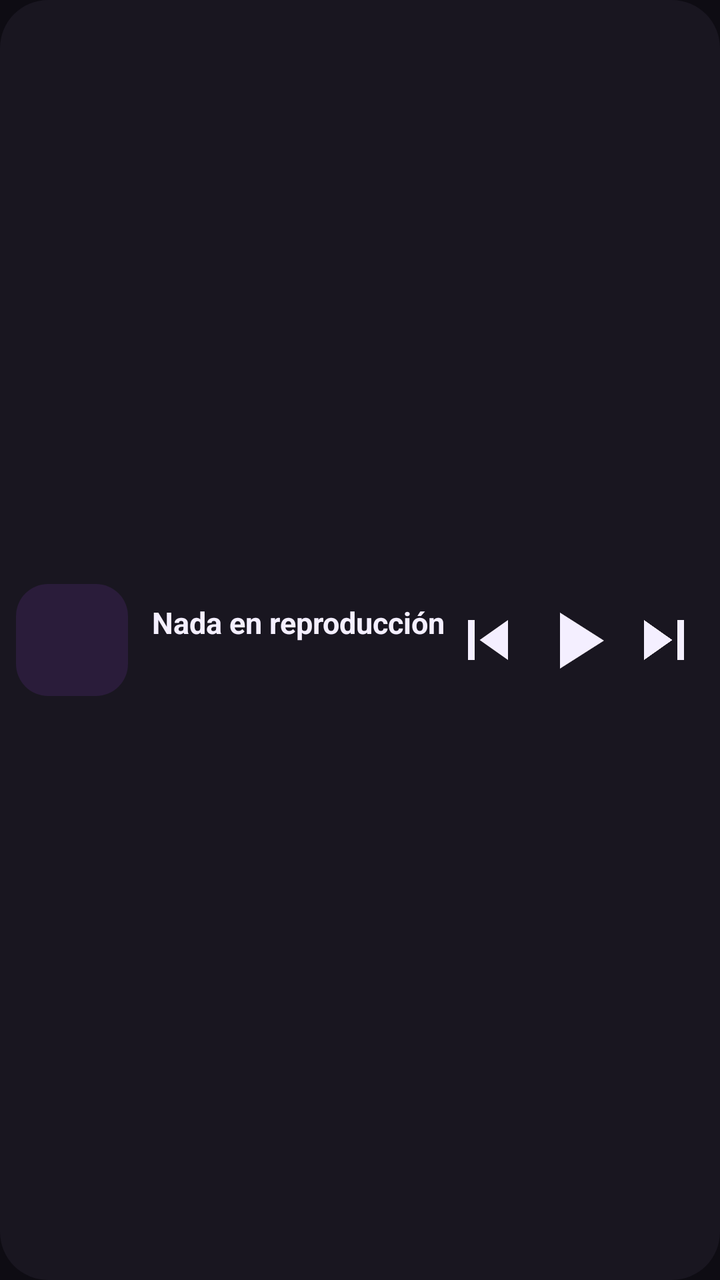
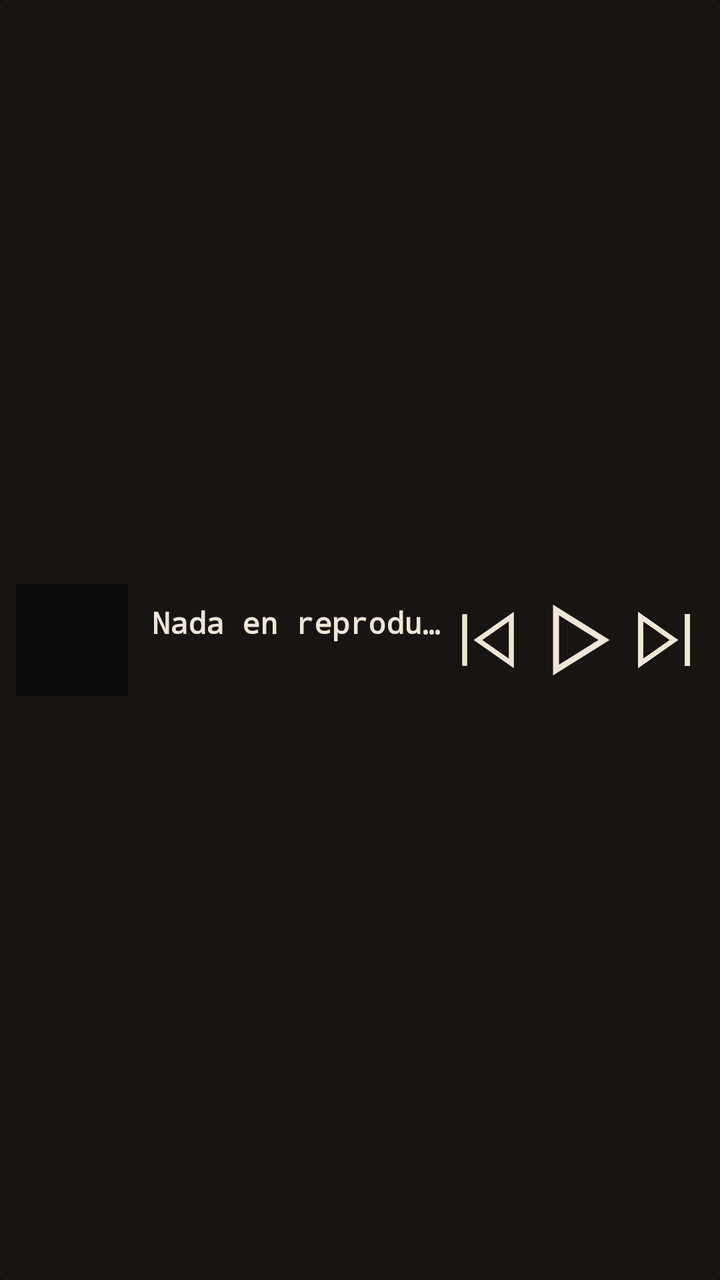

Compare the two renders of this Android layout. The source of the first and the diff that turns it into the second are given below.
<!-- AndroidManifest.xml: application theme Theme.Player -->
<!-- res/layout/widget_now_playing.xml -->
<?xml version="1.0" encoding="utf-8"?>
<LinearLayout xmlns:android="http://schemas.android.com/apk/res/android"
    android:id="@+id/widget_root"
    android:layout_width="match_parent"
    android:layout_height="match_parent"
    android:background="@drawable/widget_background"
    android:gravity="center_vertical"
    android:orientation="horizontal"
    android:padding="8dp">

    <ImageView
        android:id="@+id/widget_art"
        android:layout_width="56dp"
        android:layout_height="56dp"
        android:background="@drawable/widget_art_placeholder"
        android:contentDescription="@null"
        android:scaleType="centerCrop" />

    <LinearLayout
        android:layout_width="0dp"
        android:layout_height="wrap_content"
        android:layout_marginStart="12dp"
        android:layout_weight="1"
        android:orientation="vertical">

        <TextView
            android:id="@+id/widget_title"
            android:layout_width="match_parent"
            android:layout_height="wrap_content"
            android:ellipsize="end"
            android:maxLines="1"
            android:text="@string/widget_idle"
            android:textColor="@color/widget_text"
            android:textSize="15sp"
            android:textStyle="bold" />

        <TextView
            android:id="@+id/widget_artist"
            android:layout_width="match_parent"
            android:layout_height="wrap_content"
            android:ellipsize="end"
            android:maxLines="1"
            android:textColor="@color/widget_text_secondary"
            android:textSize="13sp" />
    </LinearLayout>

    <ImageButton
        android:id="@+id/widget_previous"
        android:layout_width="40dp"
        android:layout_height="40dp"
        android:background="@android:color/transparent"
        android:contentDescription="@string/previous"
        android:src="@drawable/ic_widget_previous" />

    <ImageButton
        android:id="@+id/widget_play_pause"
        android:layout_width="48dp"
        android:layout_height="48dp"
        android:background="@android:color/transparent"
        android:contentDescription="@string/play"
        android:src="@drawable/ic_widget_play" />

    <ImageButton
        android:id="@+id/widget_next"
        android:layout_width="40dp"
        android:layout_height="40dp"
        android:background="@android:color/transparent"
        android:contentDescription="@string/next"
        android:src="@drawable/ic_widget_next" />
</LinearLayout>
<!-- resources referenced by this layout -->
<resources>
  <color name="widget_text">#FFF4EFFF</color>
  <color name="widget_text_secondary">#FFC9C2DC</color>
  <!-- drawable ic_widget_next (drawable) -->
  <vector xmlns:android="http://schemas.android.com/apk/res/android"
      android:width="24dp"
      android:height="24dp"
      android:viewportWidth="24"
      android:viewportHeight="24">
      <path
          android:fillColor="@color/widget_text"
          android:pathData="M6,18l8.5,-6L6,6v12zM16,6v12h2V6h-2z" />
  </vector>
  <!-- drawable ic_widget_play (drawable) -->
  <vector xmlns:android="http://schemas.android.com/apk/res/android"
      android:width="24dp"
      android:height="24dp"
      android:viewportWidth="24"
      android:viewportHeight="24">
      <path
          android:fillColor="@color/widget_text"
          android:pathData="M8,5.14v14l11,-7z" />
  </vector>
  <!-- drawable ic_widget_previous (drawable) -->
  <vector xmlns:android="http://schemas.android.com/apk/res/android"
      android:width="24dp"
      android:height="24dp"
      android:viewportWidth="24"
      android:viewportHeight="24">
      <path
          android:fillColor="@color/widget_text"
          android:pathData="M6,6h2v12H6zM9.5,12l8.5,6V6z" />
  </vector>
  <!-- drawable widget_art_placeholder (drawable) -->
  <?xml version="1.0" encoding="utf-8"?>
  <shape xmlns:android="http://schemas.android.com/apk/res/android">
      <solid android:color="@color/ic_launcher_background" />
      <corners android:radius="16dp" />
  </shape>
  <!-- drawable widget_background (drawable) -->
  <?xml version="1.0" encoding="utf-8"?>
  <shape xmlns:android="http://schemas.android.com/apk/res/android">
      <solid android:color="@color/widget_background" />
      <corners android:radius="24dp" />
  </shape>
  <string name="next">Siguiente</string>
  <string name="play">Reproducir</string>
  <string name="previous">Anterior</string>
  <string name="widget_idle">Nada en reproducción</string>
  <style name="Theme.Player" parent="android:Theme.Material.NoActionBar">
          <item name="android:windowBackground">@color/window_background</item>
      </style>
  <color name="ic_launcher_background">#FF2A1C3A</color>
  <color name="widget_background">#F21A1721</color>
  <color name="window_background">#FF0E0C13</color>
</resources>

<!-- the commit's change to res/layout/widget_now_playing.xml (unified diff, before → after) -->
@@ -32,7 +32,8 @@
             android:text="@string/widget_idle"
             android:textColor="@color/widget_text"
             android:textSize="15sp"
-            android:textStyle="bold" />
+            android:textStyle="bold"
+            android:fontFamily="monospace" />
 
         <TextView
             android:id="@+id/widget_artist"
@@ -41,7 +42,8 @@
             android:ellipsize="end"
             android:maxLines="1"
             android:textColor="@color/widget_text_secondary"
-            android:textSize="13sp" />
+            android:textSize="13sp"
+            android:fontFamily="monospace" />
     </LinearLayout>
 
     <ImageButton
<!-- resource entries referenced after the edit -->
@@ -1,7 +1,7 @@
 <!-- resources referenced by this layout -->
 <resources>
-  <color name="widget_text">#FFF4EFFF</color>
-  <color name="widget_text_secondary">#FFC9C2DC</color>
+  <color name="widget_text">#FFEFE6D6</color>
+  <color name="widget_text_secondary">#FFA2978A</color>
   <!-- drawable ic_widget_next (drawable) -->
   <vector xmlns:android="http://schemas.android.com/apk/res/android"
       android:width="24dp"
@@ -9,8 +9,11 @@
       android:viewportWidth="24"
       android:viewportHeight="24">
       <path
-          android:fillColor="@color/widget_text"
-          android:pathData="M6,18l8.5,-6L6,6v12zM16,6v12h2V6h-2z" />
+          android:pathData="M5,5v14l10,-7zM19,5v14"
+          android:strokeColor="@color/widget_text"
+          android:strokeLineCap="square"
+          android:strokeLineJoin="miter"
+          android:strokeWidth="1.5" />
   </vector>
   <!-- drawable ic_widget_play (drawable) -->
   <vector xmlns:android="http://schemas.android.com/apk/res/android"
@@ -19,8 +22,11 @@
       android:viewportWidth="24"
       android:viewportHeight="24">
       <path
-          android:fillColor="@color/widget_text"
-          android:pathData="M8,5.14v14l11,-7z" />
+          android:pathData="M7,4.5v15l12,-7.5z"
+          android:strokeColor="@color/widget_text"
+          android:strokeLineCap="square"
+          android:strokeLineJoin="miter"
+          android:strokeWidth="1.5" />
   </vector>
   <!-- drawable ic_widget_previous (drawable) -->
   <vector xmlns:android="http://schemas.android.com/apk/res/android"
@@ -29,20 +35,23 @@
       android:viewportWidth="24"
       android:viewportHeight="24">
       <path
-          android:fillColor="@color/widget_text"
-          android:pathData="M6,6h2v12H6zM9.5,12l8.5,6V6z" />
+          android:pathData="M19,5v14L9,12zM5,5v14"
+          android:strokeColor="@color/widget_text"
+          android:strokeLineCap="square"
+          android:strokeLineJoin="miter"
+          android:strokeWidth="1.5" />
   </vector>
   <!-- drawable widget_art_placeholder (drawable) -->
   <?xml version="1.0" encoding="utf-8"?>
   <shape xmlns:android="http://schemas.android.com/apk/res/android">
       <solid android:color="@color/ic_launcher_background" />
-      <corners android:radius="16dp" />
+      <corners android:radius="0dp" />
   </shape>
   <!-- drawable widget_background (drawable) -->
   <?xml version="1.0" encoding="utf-8"?>
   <shape xmlns:android="http://schemas.android.com/apk/res/android">
       <solid android:color="@color/widget_background" />
-      <corners android:radius="24dp" />
+      <corners android:radius="2dp" />
   </shape>
   <string name="next">Siguiente</string>
   <string name="play">Reproducir</string>
@@ -51,8 +60,8 @@
   <style name="Theme.Player" parent="android:Theme.Material.NoActionBar">
           <item name="android:windowBackground">@color/window_background</item>
       </style>
-  <color name="ic_launcher_background">#FF2A1C3A</color>
-  <color name="widget_background">#F21A1721</color>
-  <color name="window_background">#FF0E0C13</color>
+  <color name="ic_launcher_background">#FF0E0C0A</color>
+  <color name="widget_background">#F2181512</color>
+  <color name="window_background">#FF0E0C0A</color>
 </resources>
 
